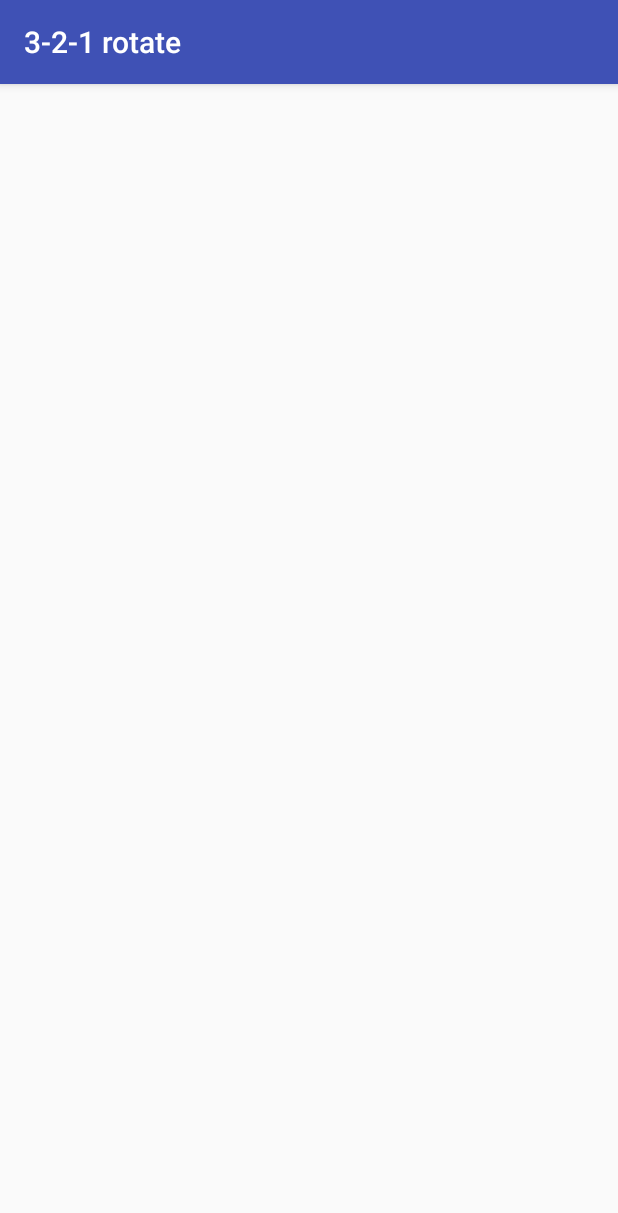
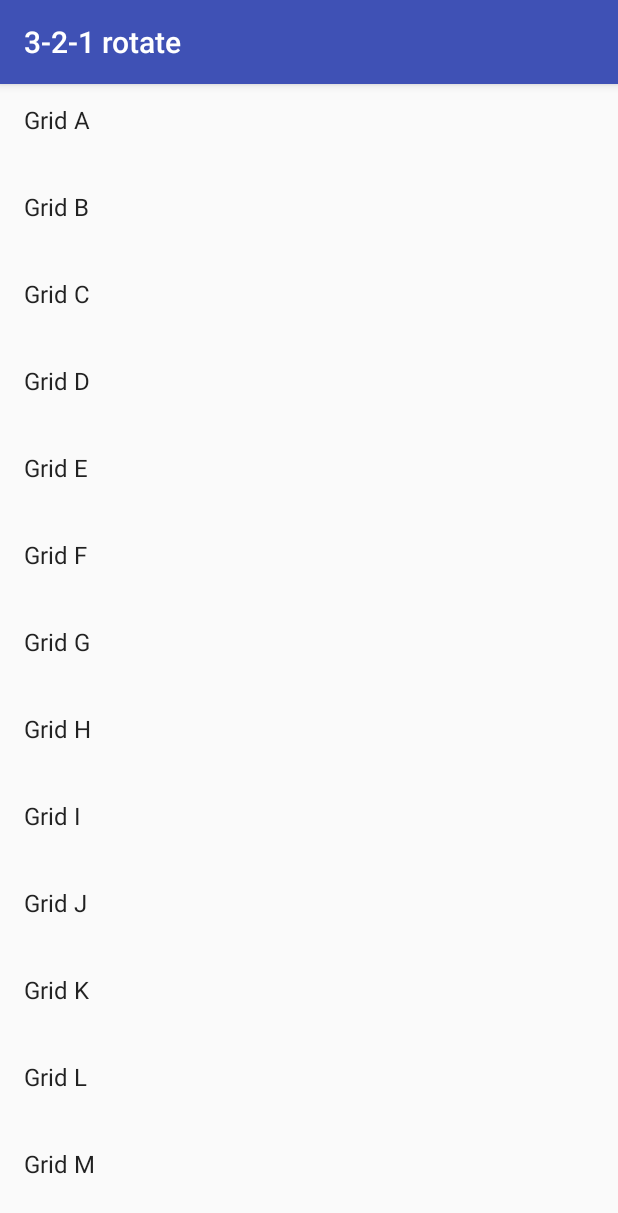
Before and after one commit to robbiemu/3-2-1-rotate, an Android app: the screen it shows after launch (MainActivity), on a phone screen of 412 x 824 dp. Shown: the top 1213 px of the screen. Run offline under Robolectric (Android 15) with nearby library versions, the phone set to English and light mode, and no system bars.

Commit message:
final solution state to stackexchange post: http://stackoverflow.com/questions/36416761/fragment-tag-in-layout-crashing-bad

```diff
--- a/app/src/main/java/xyz/selfenrichment/robertotomas/three_two_one_rotate/MainFragment.java
+++ b/app/src/main/java/xyz/selfenrichment/robertotomas/three_two_one_rotate/MainFragment.java
@@ -36,7 +36,7 @@ public class MainFragment extends Fragment {
 
         View rootView = inflater.inflate(R.layout.fragment_main, container, false);
 
-        mGridView = (GridView) rootView.findViewById(R.id.fragment_main);
+        mGridView = (GridView) rootView.findViewById(R.id.grid_view);
 
         ArrayAdapter<String> adapter = new ArrayAdapter<>(getContext(),
                 android.R.layout.simple_list_item_1, Data.TITLES);
--- a/app/src/main/res/layout-sw600dp-land/activity_main.xml
+++ b/app/src/main/res/layout-sw600dp-land/activity_main.xml
@@ -1,3 +1,4 @@
+<?xml version="1.0" encoding="utf-8"?>
 <LinearLayout xmlns:android="http://schemas.android.com/apk/res/android"
     xmlns:tools="http://schemas.android.com/tools"
     android:layout_width="match_parent"
--- a/app/src/main/res/layout-sw600dp/activity_main.xml
+++ b/app/src/main/res/layout-sw600dp/activity_main.xml
@@ -1,3 +1,4 @@
+<?xml version="1.0" encoding="utf-8"?>
 <fragment xmlns:android="http://schemas.android.com/apk/res/android"
     xmlns:tools="http://schemas.android.com/tools"
     android:id="@+id/fragment_main"
--- a/app/src/main/res/layout/activity_main.xml
+++ b/app/src/main/res/layout/activity_main.xml
@@ -1,3 +1,4 @@
+<?xml version="1.0" encoding="utf-8"?>
 <fragment xmlns:android="http://schemas.android.com/apk/res/android"
     xmlns:tools="http://schemas.android.com/tools"
     android:id="@+id/fragment_main"
```
